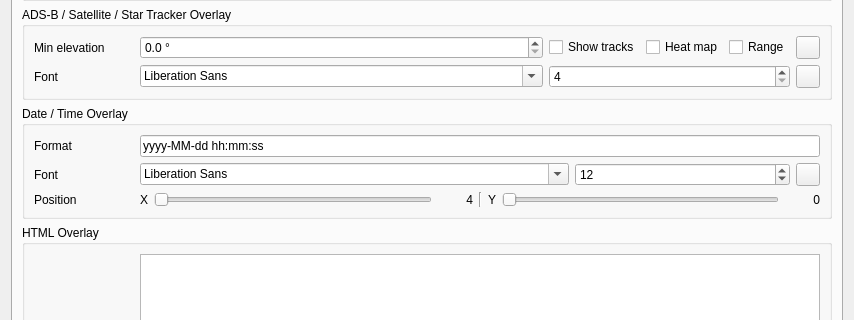
The window that plugins/feature/camera/camerasettingsdialog.ui (srcejon/sdrangel) describes before a commit, drawn with Qt 5; both pictures show x 0 to 854 and y 288 to 608 of the 854 by 914 pixel window.
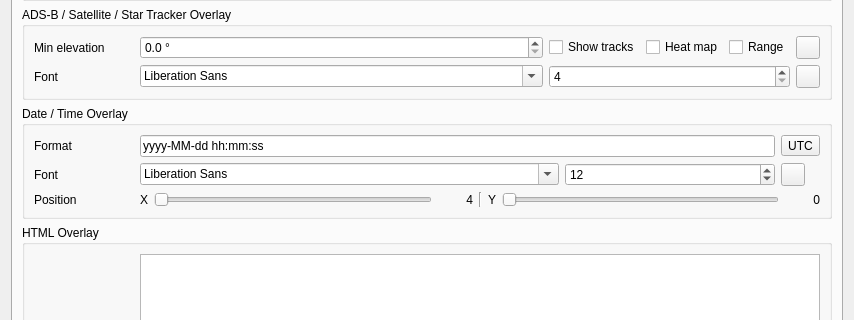
The same window after the commit. The open tabs and pages were chosen to show the change. Icons and pictures are not drawn. Custom widgets are drawn as their Qt base class.

Patch:
```diff
--- a/plugins/feature/camera/camerasettingsdialog.ui
+++ b/plugins/feature/camera/camerasettingsdialog.ui
@@ -4012,7 +4012,7 @@
             </property>
            </widget>
           </item>
-          <item row="0" column="1" colspan="4">
+          <item row="0" column="1" colspan="3">
            <widget class="QLineEdit" name="dateTimeFormatEdit">
             <property name="sizePolicy">
              <sizepolicy hsizetype="Expanding" vsizetype="Fixed">
@@ -4028,6 +4028,19 @@
             </property>
            </widget>
           </item>
+          <item row="0" column="4">
+           <widget class="QToolButton" name="dateTimeUtcButton">
+            <property name="toolTip">
+             <string>Display the date/time overlay in UTC rather than local time</string>
+            </property>
+            <property name="text">
+             <string>UTC</string>
+            </property>
+            <property name="checkable">
+             <bool>true</bool>
+            </property>
+           </widget>
+          </item>
          </layout>
         </widget>
        </item>
```
